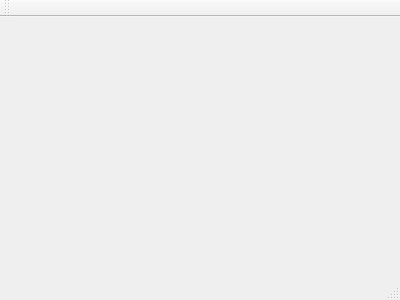
This is ProgramGlowny/mainwindow.ui in militia11/schroniskoOkienkowe as Qt 5 draws it before an edit. The edited form follows.
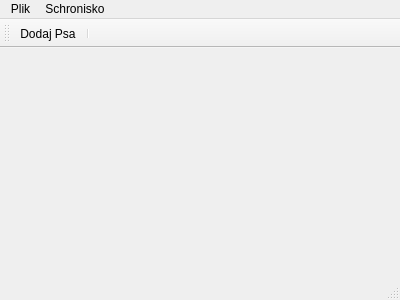
This is the edited form.

Diff of the .ui file:
```diff
--- a/ProgramGlowny/mainwindow.ui
+++ b/ProgramGlowny/mainwindow.ui
@@ -12,13 +12,60 @@
   <property name="windowTitle" >
    <string>MainWindow</string>
   </property>
-  <widget class="QMenuBar" name="menuBar" />
-  <widget class="QToolBar" name="mainToolBar" />
-  <widget class="QWidget" name="centralWidget" />
-  <widget class="QStatusBar" name="statusBar" />
+  <widget class="QWidget" name="centralWidget"/>
+  <widget class="QMenuBar" name="menuBar">
+   <property name="geometry">
+    <rect>
+     <x>0</x>
+     <y>0</y>
+     <width>400</width>
+     <height>25</height>
+    </rect>
+   </property>
+   <widget class="QMenu" name="menuPlik">
+    <property name="title">
+     <string>Schronisko</string>
+    </property>
+    <addaction name="actionDodajPsa"/>
+   </widget>
+   <widget class="QMenu" name="menuPlik_2">
+    <property name="title">
+     <string>Plik</string>
+    </property>
+    <addaction name="actionZamknij"/>
+   </widget>
+   <addaction name="menuPlik_2"/>
+   <addaction name="menuPlik"/>
+  </widget>
+  <widget class="QToolBar" name="mainToolBar">
+   <attribute name="toolBarArea">
+    <enum>TopToolBarArea</enum>
+   </attribute>
+   <attribute name="toolBarBreak">
+    <bool>false</bool>
+   </attribute>
+   <addaction name="actionDodajPsa"/>
+   <addaction name="separator"/>
+  </widget>
+  <widget class="QStatusBar" name="statusBar"/>
+  <action name="actionDodajPsa">
+   <property name="text">
+    <string>Dodaj Psa</string>
+   </property>
+   <property name="toolTip">
+    <string>dodanie Psa do listy Psow</string>
+   </property>
+  </action>
+  <action name="actionZamknij">
+   <property name="text">
+    <string>Zamknij</string>
+   </property>
+   <property name="toolTip">
+    <string>Wyjście do systemu</string>
+   </property>
+  </action>
  </widget>
- <layoutDefault spacing="6" margin="11" />
- <pixmapfunction></pixmapfunction>
+ <layoutdefault spacing="6" margin="11"/>
  <resources/>
  <connections/>
 </ui>
```
Left out of the diff: 26 changed lines with no effect on the pictures.
